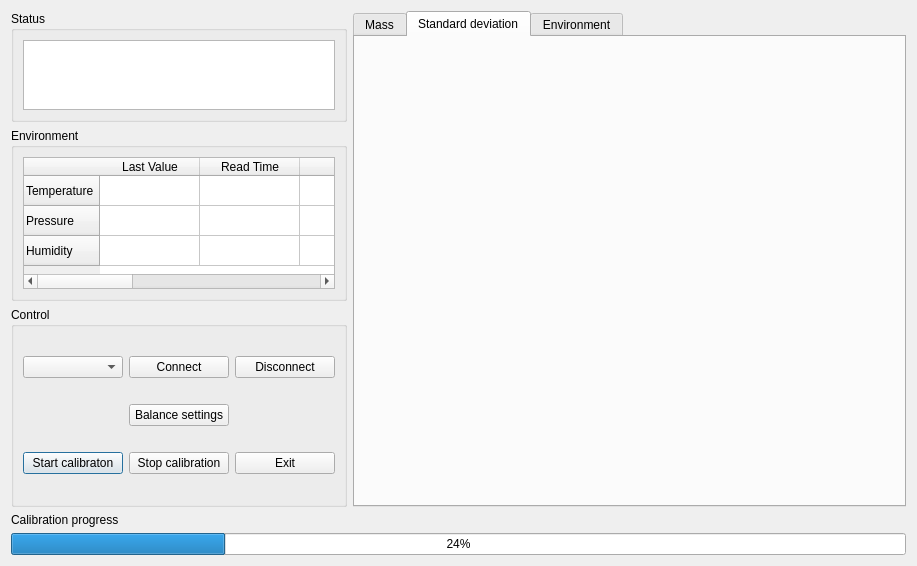
The window that sub_ui/GeneralComparatorUi.ui (pwang96/MEASURE) describes before a commit, drawn with Qt 5.
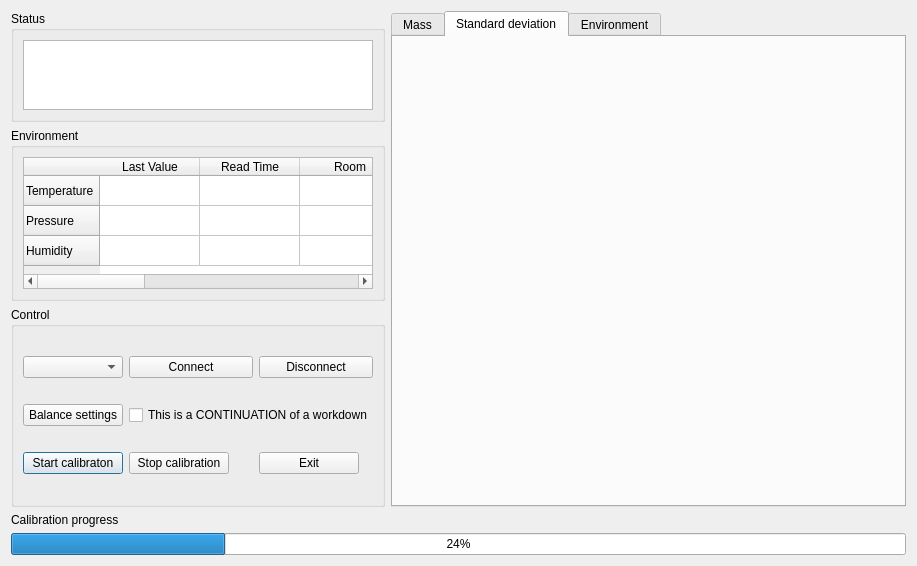
The same window after the commit.

Commit message: fixed bugs in comparator and manual balance UIs, added some functionalities

Patch:
```diff
--- a/sub_ui/GeneralComparatorUi.ui
+++ b/sub_ui/GeneralComparatorUi.ui
@@ -245,13 +245,20 @@
         </property>
        </widget>
       </item>
-      <item row="5" column="1">
+      <item row="5" column="0">
        <widget class="QPushButton" name="SettingsButton">
         <property name="text">
          <string>Balance settings</string>
         </property>
        </widget>
       </item>
+      <item row="5" column="1" colspan="2">
+       <widget class="QCheckBox" name="workdownCheck">
+        <property name="text">
+         <string>This is a CONTINUATION of a workdown</string>
+        </property>
+       </widget>
+      </item>
      </layout>
     </widget>
    </item>
```
Left out of the diff: 92 changed lines with no effect on the pictures. The commit also changes 14 other files.
